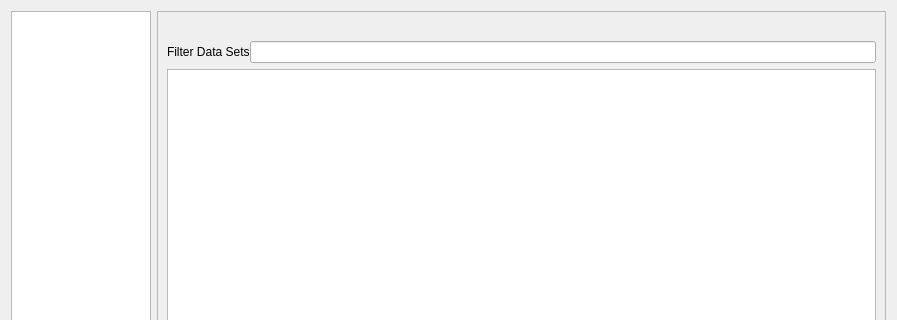
The window that ldsplugin/gui/Service_dialog_base.ui (SPlanzer/QGIS-LDS-Plugin) describes before a commit, drawn with Qt 5; both pictures show x 0 to 897 and y 0 to 320 of the 897 by 678 pixel window.
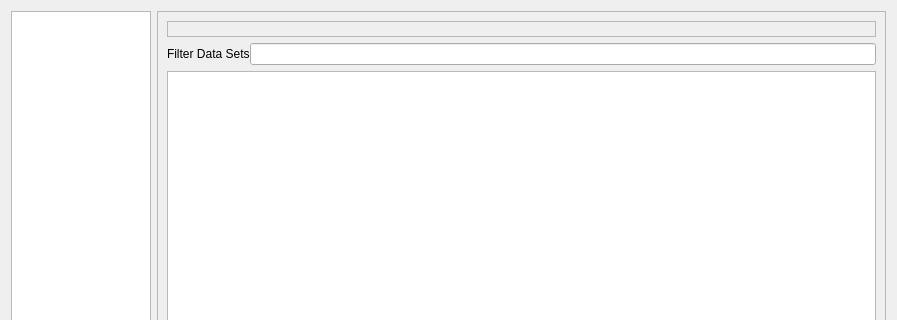
The same window after the commit. The open tabs and pages were chosen to show the change.

What changed in the file:
```diff
--- a/ldsplugin/gui/Service_dialog_base.ui
+++ b/ldsplugin/gui/Service_dialog_base.ui
@@ -81,6 +81,9 @@
               <bold>true</bold>
              </font>
             </property>
+            <property name="frameShape">
+             <enum>QFrame::StyledPanel</enum>
+            </property>
             <property name="text">
              <string/>
             </property>
```
Left out of the diff: 2 changed lines with no effect on the pictures.
